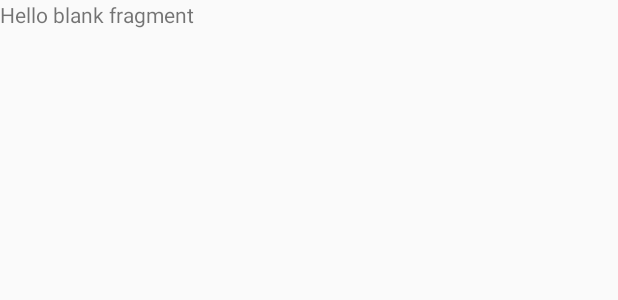
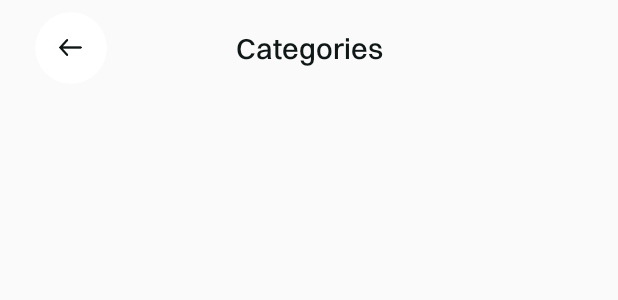
Before and after one commit to mdshourovmolla2000/Furniture-Shop-App, an Android app: the layout fragment_category.xml on its own in the app's theme, with its tools: preview values and no code run, on a phone screen of 412 x 824 dp. Shown: the top 300 px of the screen. Run offline under Robolectric (Android 15) with nearby library versions, the phone set to English and light mode, and no system bars.

Commit message:
category page design

```diff
--- a/app/src/main/java/com/shourov/furnitureshop/view/CategoryFragment.kt
+++ b/app/src/main/java/com/shourov/furnitureshop/view/CategoryFragment.kt
@@ -5,6 +5,7 @@ import android.view.LayoutInflater
 import android.view.View
 import android.view.ViewGroup
 import androidx.fragment.app.Fragment
+import androidx.navigation.fragment.findNavController
 import com.shourov.furnitureshop.databinding.FragmentCategoryBinding
 
 class CategoryFragment : Fragment() {
@@ -18,6 +19,7 @@ class CategoryFragment : Fragment() {
         // Inflate the layout for this fragment
         binding = FragmentCategoryBinding.inflate(inflater, container, false)
 
+        binding.backIcon.setOnClickListener { findNavController().popBackStack() }
 
         return binding.root
     }
--- a/app/src/main/res/layout/fragment_category.xml
+++ b/app/src/main/res/layout/fragment_category.xml
@@ -1,14 +1,54 @@
 <?xml version="1.0" encoding="utf-8"?>
-<FrameLayout xmlns:android="http://schemas.android.com/apk/res/android"
+<androidx.constraintlayout.widget.ConstraintLayout xmlns:android="http://schemas.android.com/apk/res/android"
     xmlns:tools="http://schemas.android.com/tools"
     android:layout_width="match_parent"
     android:layout_height="match_parent"
+    xmlns:app="http://schemas.android.com/apk/res-auto"
     tools:context=".view.CategoryFragment">
 
-    <!-- TODO: Update blank fragment layout -->
-    <TextView
+    <androidx.constraintlayout.widget.ConstraintLayout
+        android:id="@+id/topSectionLayout"
         android:layout_width="match_parent"
-        android:layout_height="match_parent"
-        android:text="@string/hello_blank_fragment" />
+        android:layout_height="wrap_content"
+        app:layout_constraintTop_toTopOf="parent"
+        android:layout_marginHorizontal="@dimen/_18sdp"
+        android:layout_marginVertical="@dimen/_6sdp">
 
-</FrameLayout>
+        <androidx.cardview.widget.CardView
+            android:id="@+id/backIcon"
+            android:layout_width="@dimen/_37sdp"
+            android:layout_height="@dimen/_37sdp"
+            app:layout_constraintStart_toStartOf="parent"
+            app:layout_constraintTop_toTopOf="parent"
+            app:layout_constraintBottom_toBottomOf="parent"
+            app:cardElevation="0dp"
+            app:cardCornerRadius="@dimen/_37sdp"
+            app:cardBackgroundColor="@color/white"
+            android:clickable="true"
+            android:focusable="true"
+            android:foreground="?attr/selectableItemBackground">
+
+            <ImageView
+                android:layout_width="@dimen/_18sdp"
+                android:layout_height="@dimen/_18sdp"
+                android:src="@drawable/back_icon"
+                android:layout_gravity="center"/>
+
+        </androidx.cardview.widget.CardView>
+
+        <TextView
+            android:id="@+id/titleTextview"
+            android:layout_width="wrap_content"
+            android:layout_height="wrap_content"
+            app:layout_constraintStart_toStartOf="parent"
+            app:layout_constraintEnd_toEndOf="parent"
+            app:layout_constraintTop_toTopOf="parent"
+            app:layout_constraintBottom_toBottomOf="parent"
+            android:text="Categories"
+            android:textColor="@color/blackTextColor"
+            android:textSize="@dimen/_15sdp"
+            android:fontFamily="@font/switzer_medium"/>
+
+    </androidx.constraintlayout.widget.ConstraintLayout>
+
+</androidx.constraintlayout.widget.ConstraintLayout>
```
Also changed, not shown: app/src/main/res/layout/single_category_item_layout.xml (added, +88 -0 lines), app/src/main/res/drawable/category_next_icon.png (added).
